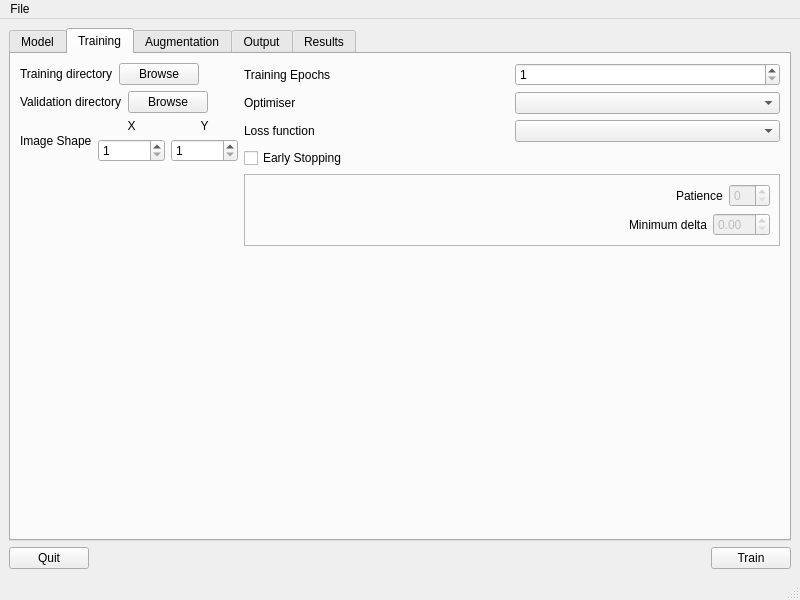
Old version of the form gui/nntrainer/gui/ui/nntrainer.ui in the repository simonrw/nntrainer.
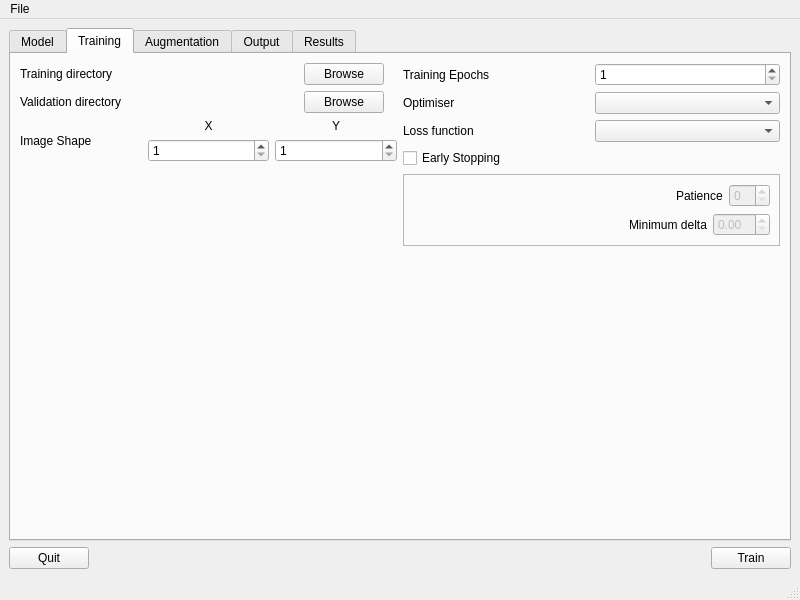
New version of the form. The open tabs and pages were chosen to show the change.

Commit message: Implement enough to get to training

The edit to the form file:
```diff
--- a/gui/nntrainer/gui/ui/nntrainer.ui
+++ b/gui/nntrainer/gui/ui/nntrainer.ui
@@ -130,6 +130,19 @@
               </property>
              </widget>
             </item>
+            <item>
+             <spacer name="horizontalSpacer_8">
+              <property name="orientation">
+               <enum>Qt::Horizontal</enum>
+              </property>
+              <property name="sizeHint" stdset="0">
+               <size>
+                <width>40</width>
+                <height>20</height>
+               </size>
+              </property>
+             </spacer>
+            </item>
             <item>
              <widget class="QPushButton" name="trainingDirButton">
               <property name="text">
@@ -155,6 +168,19 @@
               </property>
              </widget>
             </item>
+            <item>
+             <spacer name="horizontalSpacer_9">
+              <property name="orientation">
+               <enum>Qt::Horizontal</enum>
+              </property>
+              <property name="sizeHint" stdset="0">
+               <size>
+                <width>40</width>
+                <height>20</height>
+               </size>
+              </property>
+             </spacer>
+            </item>
             <item>
              <widget class="QPushButton" name="validationDirButton">
               <property name="text">
```
Left out of the diff: 28 changed lines with no effect on the pictures. The commit also changes 2 other files.
